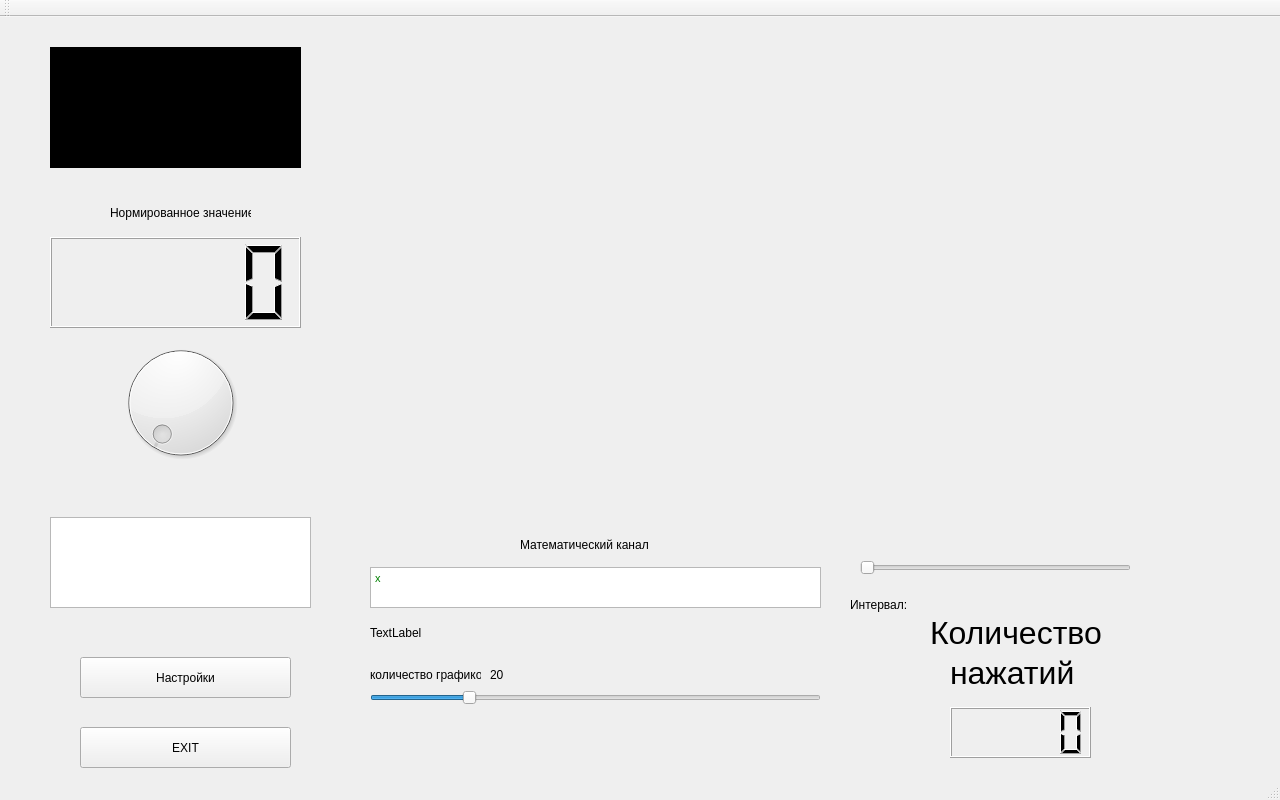
First picture: the form in mainwindow.ui, repository tomyqg/topaz-m, before the edit.
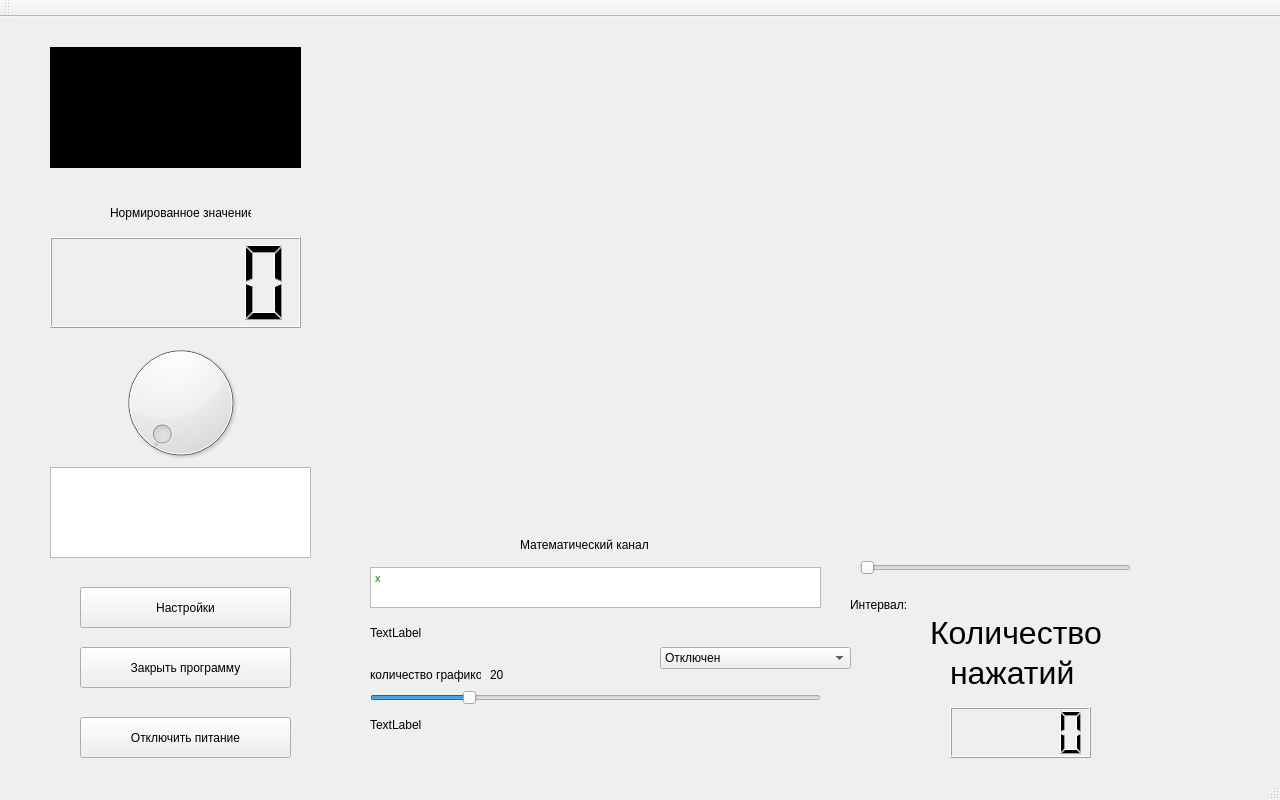
Second picture: the form after the edit. Icons and pictures are not drawn. Custom widgets are drawn as their Qt base class.

```diff
--- a/mainwindow.ui
+++ b/mainwindow.ui
@@ -53,7 +53,7 @@
     <property name="geometry">
      <rect>
       <x>50</x>
-      <y>500</y>
+      <y>450</y>
       <width>261</width>
       <height>91</height>
      </rect>
@@ -105,13 +105,13 @@
     <property name="geometry">
      <rect>
       <x>80</x>
-      <y>710</y>
+      <y>700</y>
       <width>211</width>
       <height>41</height>
      </rect>
     </property>
     <property name="text">
-     <string>EXIT</string>
+     <string>Отключить питание</string>
     </property>
    </widget>
    <widget class="QCustomPlot" name="customPlot" native="true">
@@ -325,7 +325,7 @@
     <property name="geometry">
      <rect>
       <x>80</x>
-      <y>640</y>
+      <y>570</y>
       <width>211</width>
       <height>41</height>
      </rect>
@@ -334,6 +334,72 @@
      <string>Настройки</string>
     </property>
    </widget>
+   <widget class="QComboBox" name="comboBox_13">
+    <property name="geometry">
+     <rect>
+      <x>660</x>
+      <y>630</y>
+      <width>191</width>
+      <height>22</height>
+     </rect>
+    </property>
+    <item>
+     <property name="text">
+      <string>Отключен</string>
+     </property>
+    </item>
+    <item>
+     <property name="text">
+      <string>Ток</string>
+     </property>
+    </item>
+    <item>
+     <property name="text">
+      <string>Напряжение</string>
+     </property>
+    </item>
+    <item>
+     <property name="text">
+      <string>Резистивный термодатчик</string>
+     </property>
+    </item>
+    <item>
+     <property name="text">
+      <string>Термоэлемент</string>
+     </property>
+    </item>
+    <item>
+     <property name="text">
+      <string>Счетчик импульсов</string>
+     </property>
+    </item>
+   </widget>
+   <widget class="QLabel" name="label_7">
+    <property name="geometry">
+     <rect>
+      <x>370</x>
+      <y>700</y>
+      <width>231</width>
+      <height>16</height>
+     </rect>
+    </property>
+    <property name="text">
+     <string>TextLabel</string>
+    </property>
+   </widget>
+   <widget class="QPushButton" name="pushButton_3">
+    <property name="geometry">
+     <rect>
+      <x>80</x>
+      <y>630</y>
+      <width>211</width>
+      <height>41</height>
+     </rect>
+    </property>
+    <property name="text">
+     <string>Закрыть программу</string>
+    </property>
+   </widget>
   </widget>
   <widget class="QMenuBar" name="menuBar">
    <property name="geometry">
```
